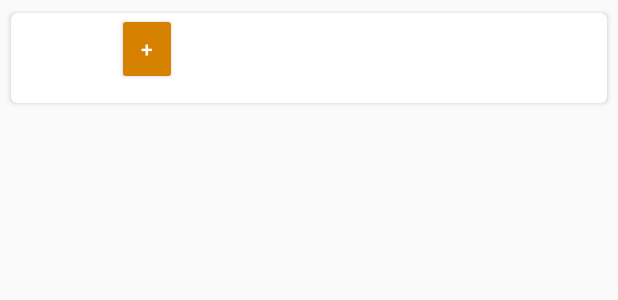
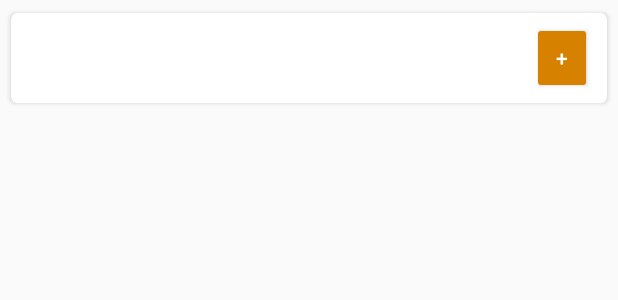
Before and after one commit to StephenBeirlaen/unitycard, an Android app: the layout row_add_retailer.xml on its own in the app's theme, with its tools: preview values and no code run, on a phone screen of 412 x 824 dp. Shown: the top 300 px of the screen. Run offline under Robolectric (Android 15) with nearby library versions, the phone set to English and light mode, and no system bars.

Commit message:
Add buttons en loyaltypoints mooi rechts uitgelijnd

```diff
--- a/app/src/main/res/layout/row_add_retailer.xml
+++ b/app/src/main/res/layout/row_add_retailer.xml
@@ -81,15 +81,22 @@
 
             </LinearLayout>
 
+            <RelativeLayout
+                android:layout_width="match_parent"
+                android:layout_height="match_parent">
+
                 <Button
                     android:id="@+id/btnAddRetailer"
                     android:layout_width="40dp"
                     android:layout_height="wrap_content"
                     android:text="@string/buttonToevoegen"
+                    android:layout_alignParentRight="true"
+                    android:layout_centerVertical="true"
                     android:textAlignment="center"
                     style="@style/ButtonTheme"
                     />
 
+            </RelativeLayout>
         </LinearLayout>
 
     </android.support.v7.widget.CardView>
```
Also changed, not shown: app/src/main/res/layout/row_retailer.xml (+8 -1 lines). Lines whose indentation alone changed are shown as unchanged.
